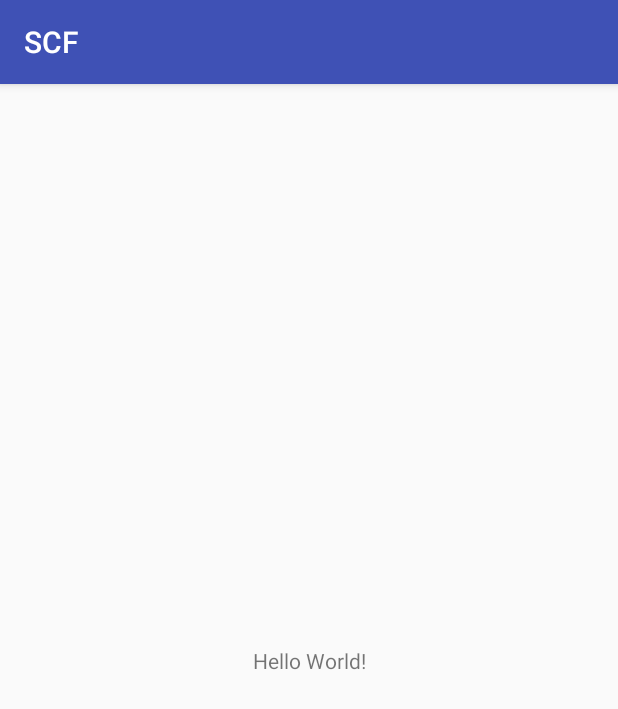
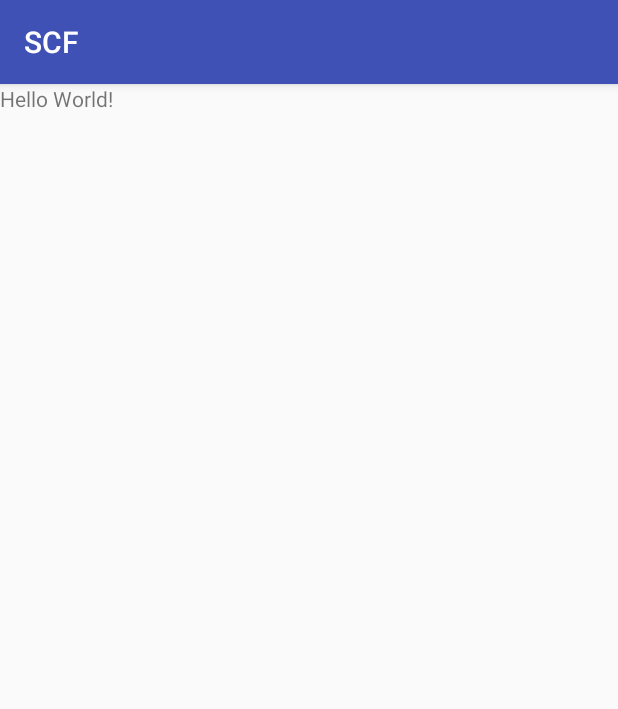
Before and after one commit to anky21/SCF, an Android app: the screen it shows after launch (MainActivity), on a phone screen of 412 x 824 dp. Shown: the top 709 px of the screen. Run offline under Robolectric (Android 15) with nearby library versions, the phone set to English and light mode, and no system bars.

```diff
--- a/app/src/main/res/layout/activity_main.xml
+++ b/app/src/main/res/layout/activity_main.xml
@@ -1,5 +1,5 @@
 <?xml version="1.0" encoding="utf-8"?>
-<android.support.constraint.ConstraintLayout xmlns:android="http://schemas.android.com/apk/res/android"
+<FrameLayout xmlns:android="http://schemas.android.com/apk/res/android"
     xmlns:app="http://schemas.android.com/apk/res-auto"
     xmlns:tools="http://schemas.android.com/tools"
     android:layout_width="match_parent"
@@ -9,10 +9,6 @@
     <TextView
         android:layout_width="wrap_content"
         android:layout_height="wrap_content"
-        android:text="Hello World!"
-        app:layout_constraintBottom_toBottomOf="parent"
-        app:layout_constraintLeft_toLeftOf="parent"
-        app:layout_constraintRight_toRightOf="parent"
-        app:layout_constraintTop_toTopOf="parent" />
+        android:text="Hello World!" />
 
-</android.support.constraint.ConstraintLayout>
+</FrameLayout>
```
Also changed, not shown: app/build.gradle (+15 -2 lines).
